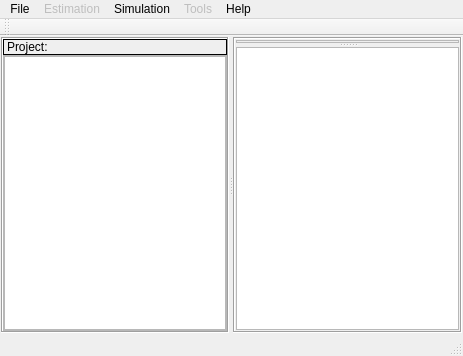
Old version of the form mainwindow.ui in the repository PauloCarvalhoRJ/gammaray.
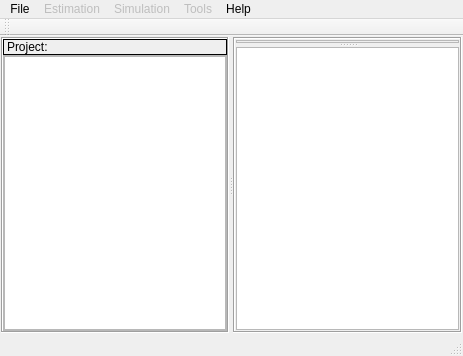
New version of the form. Icons and pictures are not drawn. Custom widgets are drawn as their Qt base class.

The edit to the form file:
```diff
--- a/mainwindow.ui
+++ b/mainwindow.ui
@@ -240,7 +240,7 @@
      <x>0</x>
      <y>0</y>
      <width>463</width>
-     <height>21</height>
+     <height>19</height>
     </rect>
    </property>
    <widget class="QMenu" name="menuFile">
@@ -289,7 +289,7 @@
    </widget>
    <widget class="QMenu" name="menuSimulation">
     <property name="enabled">
-     <bool>true</bool>
+     <bool>false</bool>
     </property>
     <property name="title">
      <string>Simulation</string>
```
Left out of the diff: 23 changed lines with no effect on the pictures.
